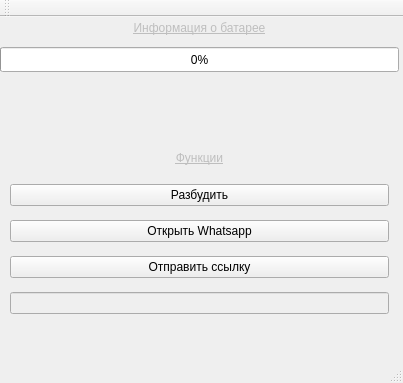
Before: the Qt Designer form mainwindow.ui in andrusha10t500/InfoPhone, drawn with Qt 5.
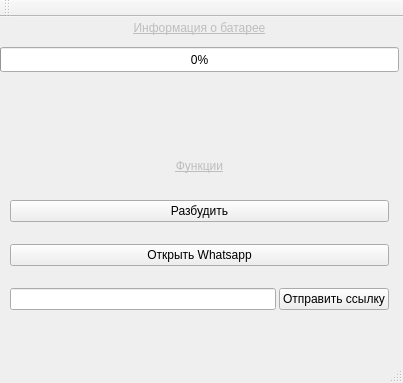
After: the same form once the commit is applied.

Patch:
```diff
--- a/mainwindow.ui
+++ b/mainwindow.ui
@@ -66,22 +66,32 @@
       </widget>
      </item>
      <item>
-      <widget class="QPushButton" name="pushButton_3">
-       <property name="text">
-        <string>Отправить ссылку</string>
+      <layout class="QHBoxLayout" name="horizontalLayout">
+       <property name="spacing">
+        <number>3</number>
        </property>
-      </widget>
-     </item>
+       <property name="sizeConstraint">
+        <enum>QLayout::SetMinimumSize</enum>
+       </property>
      <item>
       <widget class="QLineEdit" name="lineEdit">
        <property name="enabled">
-        <bool>false</bool>
+          <bool>true</bool>
        </property>
        <property name="text">
         <string/>
        </property>
       </widget>
      </item>
+       <item>
+        <widget class="QPushButton" name="pushButton_3">
+         <property name="text">
+          <string>Отправить ссылку</string>
+         </property>
+        </widget>
+       </item>
+      </layout>
+     </item>
     </layout>
    </widget>
    <widget class="QProgressBar" name="progressBar_2">
```
Left out of the diff: 12 changed lines with no effect on the pictures. Lines whose indentation alone changed are shown as unchanged.
